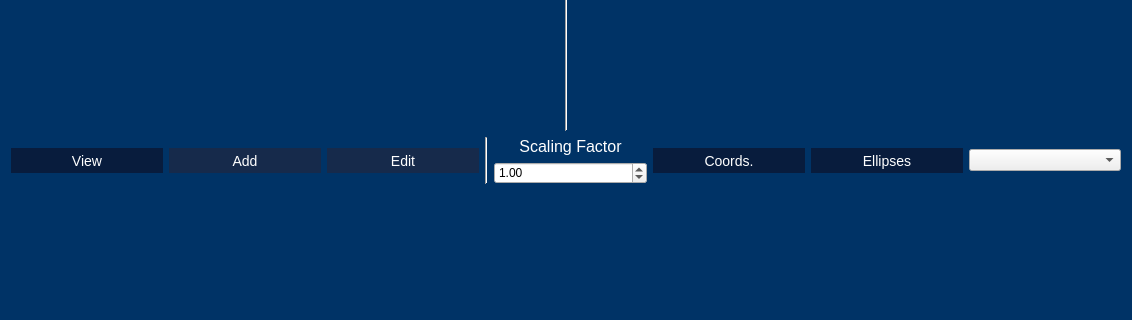
Qt form gui/definitions/result_editor_dialog.ui (SilMon/NucDetect) before a commit; both pictures show x 0 to 1132 and y 182 to 502 of the 1132 by 882 pixel window.
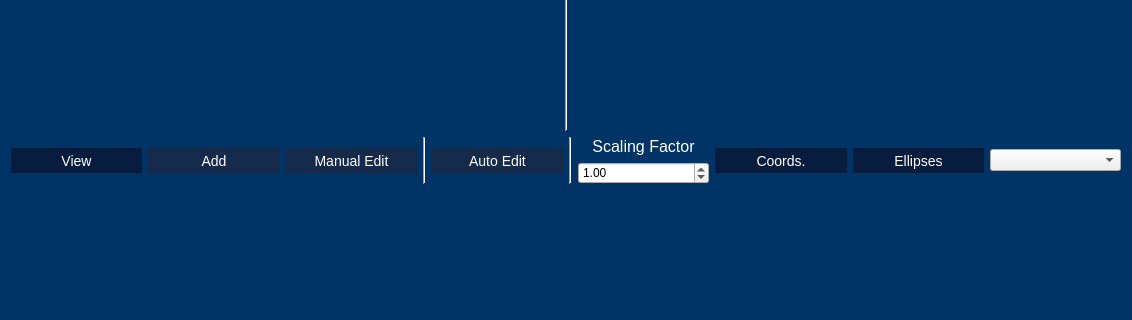
The same form after that commit.

Patch:
```diff
--- a/gui/definitions/result_editor_dialog.ui
+++ b/gui/definitions/result_editor_dialog.ui
@@ -85,7 +85,7 @@
 	background-color: black;
 }</string>
   </property>
-  <layout class="QVBoxLayout" name="verticalLayout">
+  <layout class="QVBoxLayout" name="verticalLayout" stretch="0,0,0,0,0">
    <item>
     <layout class="QVBoxLayout" name="view">
      <item>
@@ -183,7 +183,7 @@
           <string>Acitvates Edit Mode. Allow Editing of existing Nuclei/Foci. Hotkey: 3</string>
          </property>
          <property name="text">
-          <string>Edit</string>
+          <string>Manual Edit</string>
          </property>
          <property name="checkable">
           <bool>true</bool>
@@ -193,6 +193,23 @@
          </attribute>
         </widget>
        </item>
+       <item>
+        <widget class="Line" name="line">
+         <property name="orientation">
+          <enum>Qt::Vertical</enum>
+         </property>
+        </widget>
+       </item>
+       <item>
+        <widget class="QPushButton" name="btn_auto">
+         <property name="toolTip">
+          <string>Opens a dialog to semi-automatically adjust the nucleus detection</string>
+         </property>
+         <property name="text">
+          <string>Auto Edit</string>
+         </property>
+        </widget>
+       </item>
        <item>
         <widget class="Line" name="line_2">
          <property name="orientation">
```
